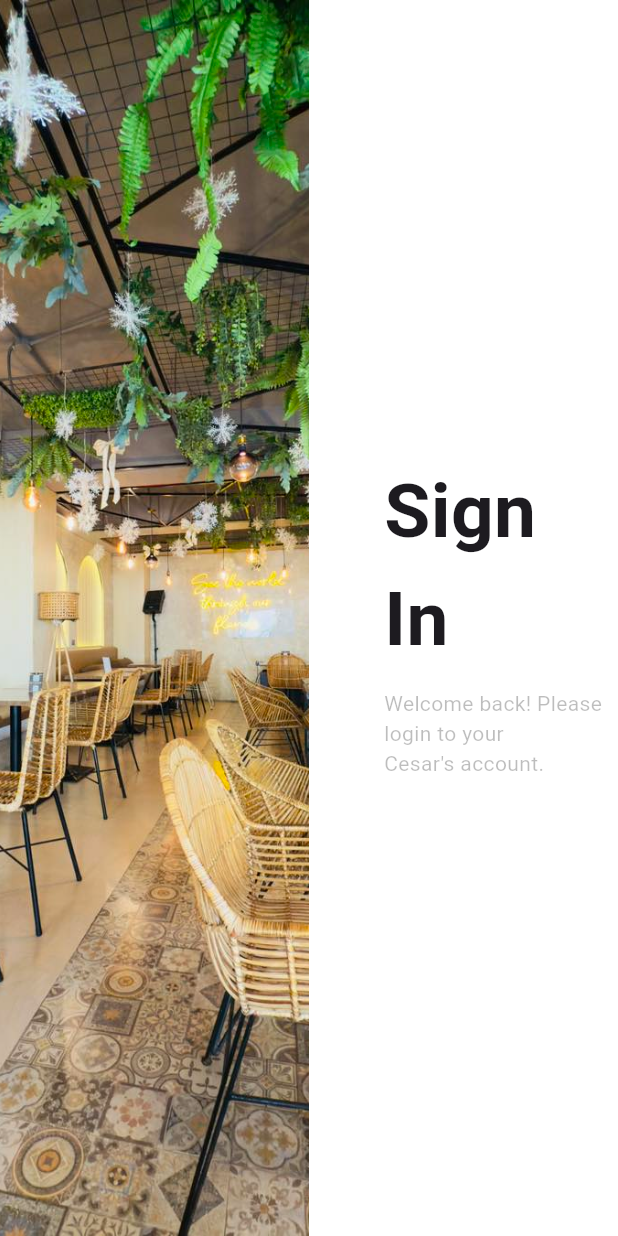
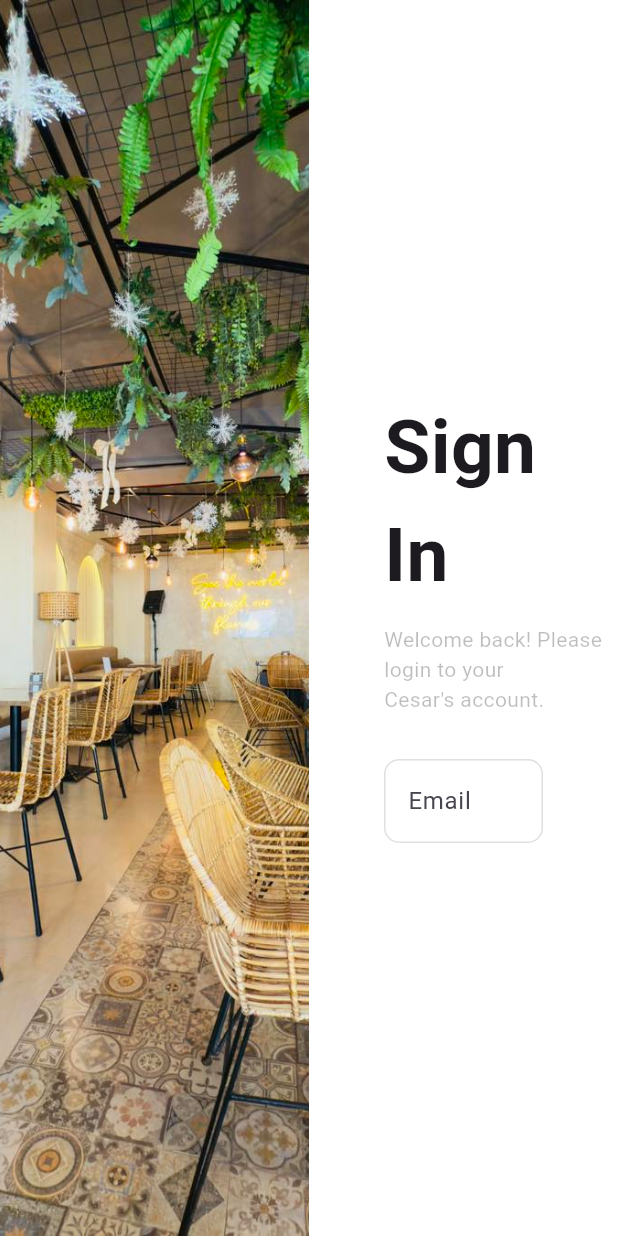
Before and after one commit to Quanby-OJT/Mobile-POS, a Flutter app: the screen it shows after launch, on a phone screen of 412 x 824 dp. Run offline on Flutter 3.47's test engine with Material 3 defaults, Android fonts, the phone set to English and light mode, and no system bars.

Commit message:
Add email textfield

```diff
--- a/lib/views/login_page.dart
+++ b/lib/views/login_page.dart
@@ -61,6 +61,33 @@ class _LoginPageState extends State<LoginPage> {
                           ),
                       ),
                     ),
+                    Padding(
+                      padding: EdgeInsets.only(left: 50, right: 50, top: 30),
+                      child: TextFormField(
+                        cursorColor: Colors.black,
+                        decoration: InputDecoration(
+                          label: Text('Email'),
+                          floatingLabelStyle: TextStyle(
+                            color: Colors.black
+                          ),
+                          hintText: 'Enter Email',
+                          hintStyle: TextStyle(
+                            color: Colors.black26
+                          ),
+                          enabledBorder: OutlineInputBorder(
+                            borderSide: BorderSide(
+                              color: Colors.black12
+                            ),
+                            borderRadius: BorderRadius.circular(10)
+                          ),
+                          focusedBorder: OutlineInputBorder(
+                            borderSide: BorderSide(
+                              color: Colors.black
+                            )
+                          )
+                        ),
+                      ),
+                    ),
                   ],
                 )
               ),
```
